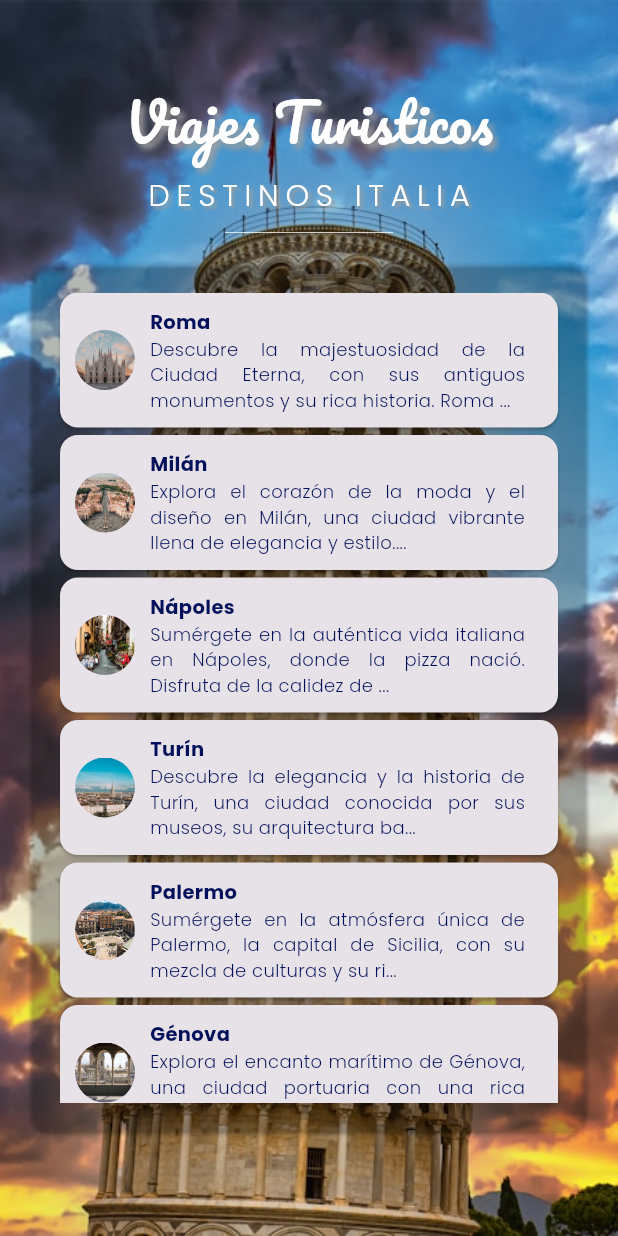
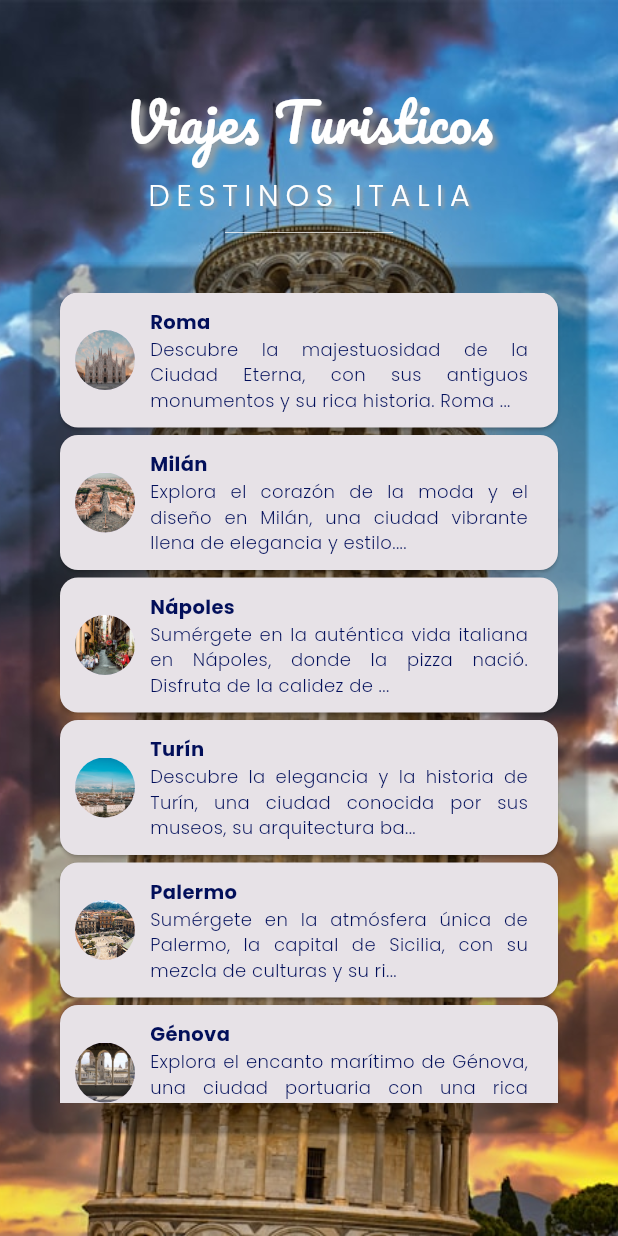
Before and after one commit to dgtvillalobos/Proyecto-M4.-App-de-viajes, a Flutter app: the screen it shows after launch, on a phone screen of 412 x 824 dp. Run offline on Flutter 3.47's test engine with Material 3 defaults, Android fonts, the phone set to English and light mode, and no system bars.

Commit message:
expanded y hero widget agregados

```diff
--- a/lib/destinos.dart
+++ b/lib/destinos.dart
@@ -160,16 +160,19 @@ class _MyHomePageState extends State<Destinos> {
                                           Padding(
                                             padding: const EdgeInsets.fromLTRB(
                                                 0, 15, 0, 0),
+                                            child: Hero(
+                                              tag: nombre,
                                               child: CircleAvatar(
                                                 radius: 20,
                                                 backgroundImage:
                                                     AssetImage(imagen),
                                               ),
                                             ),
-                                          Container(
-                                            width: 270,
-                                            height: 70,
-                                            padding: const EdgeInsets.fromLTRB(
+                                          ),
+                                          Expanded(
+                                            child: Padding(
+                                              padding:
+                                                  const EdgeInsets.fromLTRB(
                                                       10, 0, 10, 0),
                                               child: Column(
                                                 crossAxisAlignment:
@@ -179,22 +182,26 @@ class _MyHomePageState extends State<Destinos> {
                                                     nombre,
                                                     style: TextStyle(
                                                       fontFamily: 'Poppins',
-                                                    fontWeight: FontWeight.w800,
+                                                      fontWeight:
+                                                          FontWeight.w800,
                                                       fontSize: 13,
                                                       color: miColor1,
                                                     ),
                                                   ),
                                                   Text(
                                                     '${texto.substring(0, 100)}...',
-                                                  textAlign: TextAlign.justify,
+                                                    textAlign:
+                                                        TextAlign.justify,
                                                     style: TextStyle(
                                                       fontFamily: 'Poppins',
-                                                    fontWeight: FontWeight.w300,
+                                                      fontWeight:
+                                                          FontWeight.w300,
                                                       fontSize: 12,
                                                       color: miColor1,
                                                     ),
                                                   ),
                                                 ],
+                                              ),
                                             ),
                                           ),
                                         ],
```
Lines whose indentation alone changed are shown as unchanged.
